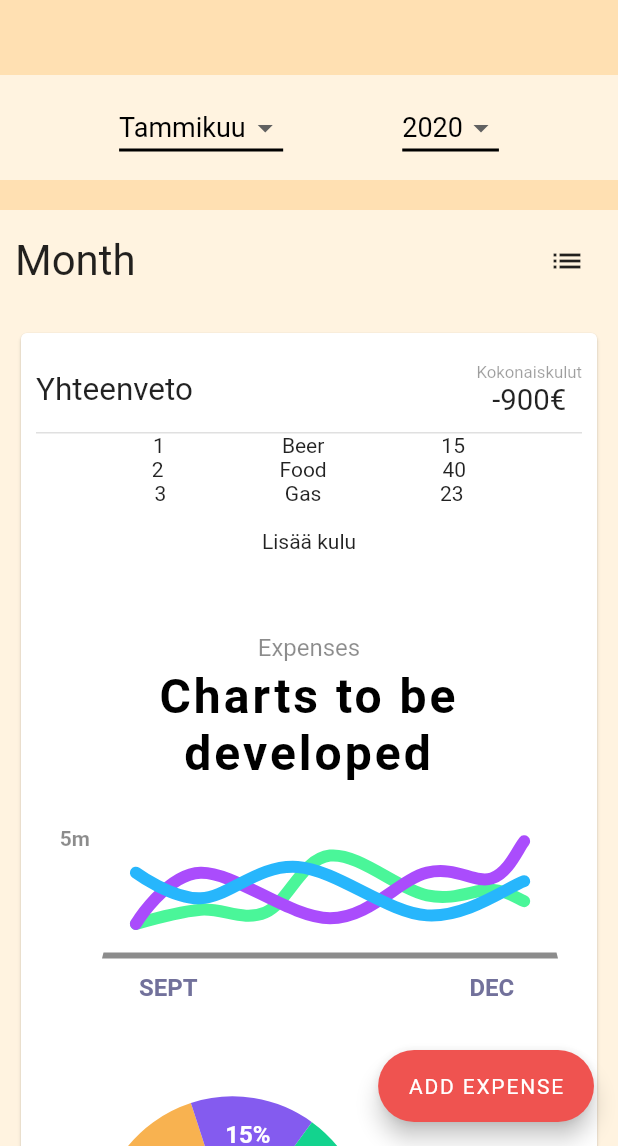
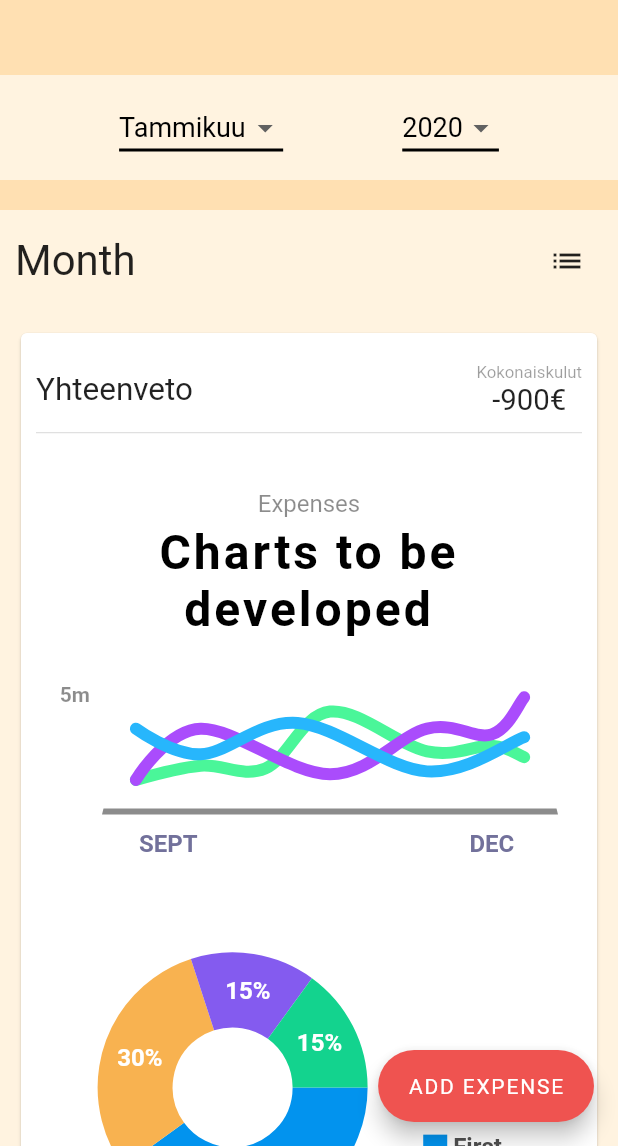
Before and after one commit to EetuK/kuluappi, a Flutter app: the screen it shows after launch, on a phone screen of 412 x 824 dp, the part 90-1236 px from its top. Run offline on Flutter 3.47's test engine with Material 2 defaults, Android fonts, the phone set to English and light mode, and no system bars; drawn by our look-alikes of fl_chart; our stand-ins replace flutter_mobx, flutter_svg, mobx, sqflite, toast; accounts and stored records are empty; generated files the repository leaves out were written again.

```diff
--- a/lib/stores/expense_store.dart
+++ b/lib/stores/expense_store.dart
@@ -9,20 +9,10 @@ abstract class _ExpenseStoreBase with Store {
   Expense expense;
 
   @observable
-  List<Expense> expenses = [
-    Expense(1, 15, "Beer", "timestamp", 1),
-    Expense(2, 40, "Food", "timestamp", 1),
-    Expense(3, 23, "Gas", "timestamp", 2)
-  ];
+  List<Expense> expenses = [];
 
   @action
-  void addExpense() {
-    this.expenses = [
-      ...this.expenses,
-      Expense(this.expenses[this.expenses.length - 1].id + 1, 23, "Gas",
-          "timestamp", 2)
-    ];
-  }
+  void addExpense() {}
 
   @action
   void fetchExpenses() {
--- a/lib/views/home/widgets/charts/charts.dart
+++ b/lib/views/home/widgets/charts/charts.dart
@@ -1,6 +1,6 @@
-import 'package:fl_chart/fl_chart.dart';
 import 'package:flutter/material.dart';
 import 'package:flutter_mobx/flutter_mobx.dart';
+import 'package:kuluappi/models/expense.dart';
 import 'package:kuluappi/stores/expense_store.dart';
 import 'package:kuluappi/views/home/widgets/charts/line_chart.dart';
 import 'package:kuluappi/views/home/widgets/charts/pie_chart.dart';
@@ -48,28 +48,6 @@ class Charts extends StatelessWidget {
                               bottom:
                                   BorderSide(color: Colors.black12, width: 1))),
                     ),
-                    Observer(
-                      builder: (_) => Container(
-                          child: Column(
-                              mainAxisAlignment: MainAxisAlignment.center,
-                              crossAxisAlignment: CrossAxisAlignment.stretch,
-                              children: [
-                            ...expenseStore.expenses
-                                .map((e) => Row(
-                                        mainAxisAlignment:
-                                            MainAxisAlignment.spaceEvenly,
-                                        children: [
-                                          Text(e.id.toString()),
-                                          Text(e.description),
-                                          Text(e.amount.toString()),
-                                        ]))
-                                .toList(),
-                            MaterialButton(
-                              child: Text("Lisää kulu"),
-                              onPressed: () => expenseStore.addExpense(),
-                            ),
-                          ])),
-                    ),
                     LineChartSample1(),
                     PieChartSample2()
                   ],
--- a/lib/widgets/BasicLayout.dart
+++ b/lib/widgets/BasicLayout.dart
@@ -1,5 +1,6 @@
 import 'package:flutter/material.dart';
 import 'package:kuluappi/views/add_expense/add_expense_view.dart';
+import 'package:kuluappi/views/settings/settings_view.dart';
 import 'TopBar.dart';
 
 class BasicLayout extends StatelessWidget {
@@ -56,17 +57,12 @@ class BasicLayout extends StatelessWidget {
               padding: EdgeInsets.all(15),
             ),
             ListTile(
-              title: Text('Item 1'),
+              title: Text('Settings'),
               onTap: () {
-                // Update the state of the app.
-                // ...
-              },
-            ),
-            ListTile(
-              title: Text('Item 2'),
-              onTap: () {
-                // Update the state of the app.
-                // ...
+                Navigator.push(
+                  context,
+                  MaterialPageRoute(builder: (context) => SettingsView()),
+                );
               },
             ),
           ],
--- a/pubspec.yaml
+++ b/pubspec.yaml
@@ -30,6 +30,7 @@ dependencies:
   flutter_svg: ^0.19.1
   provider: ^4.3.2+2
   fl_chart: ^0.12.0
+  toast: ^0.1.5
 
   # The following adds the Cupertino Icons font to your application.
   # Use with the CupertinoIcons class for iOS style icons.
```
Also changed, not shown: lib/models/expense.dart (+33 -8 lines), lib/services/database.dart (added, +111 -0 lines), lib/services/db_service.dart (deleted, +0 -27 lines), lib/views/settings/settings_view.dart (added, +44 -0 lines), pubspec.lock.
